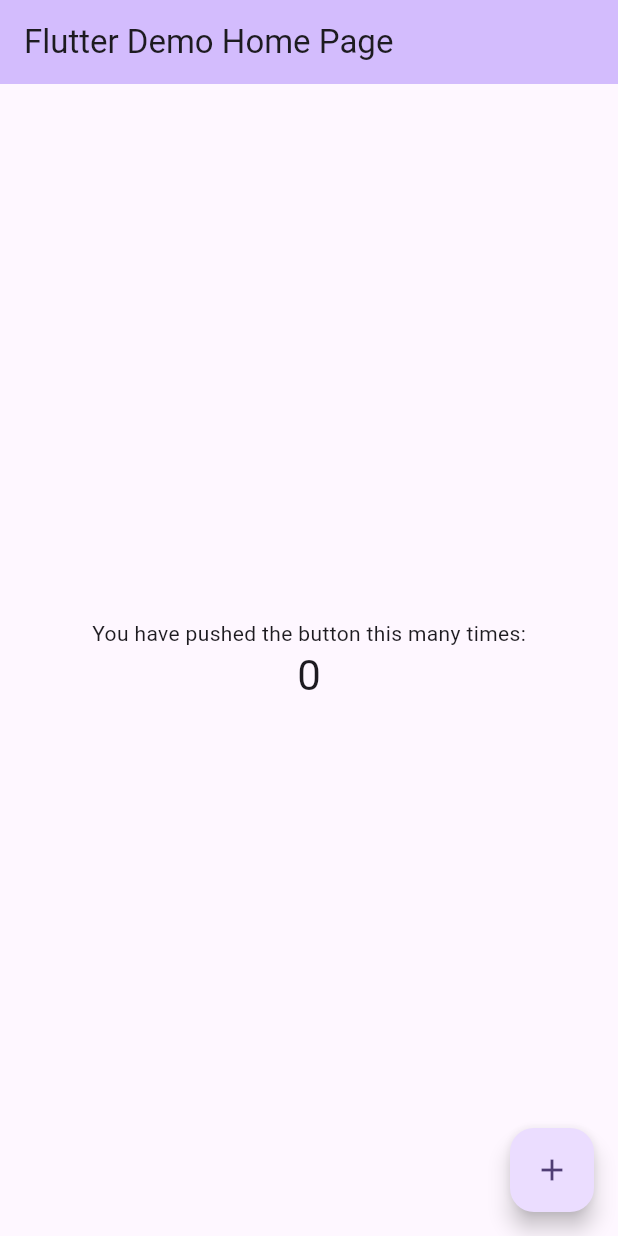
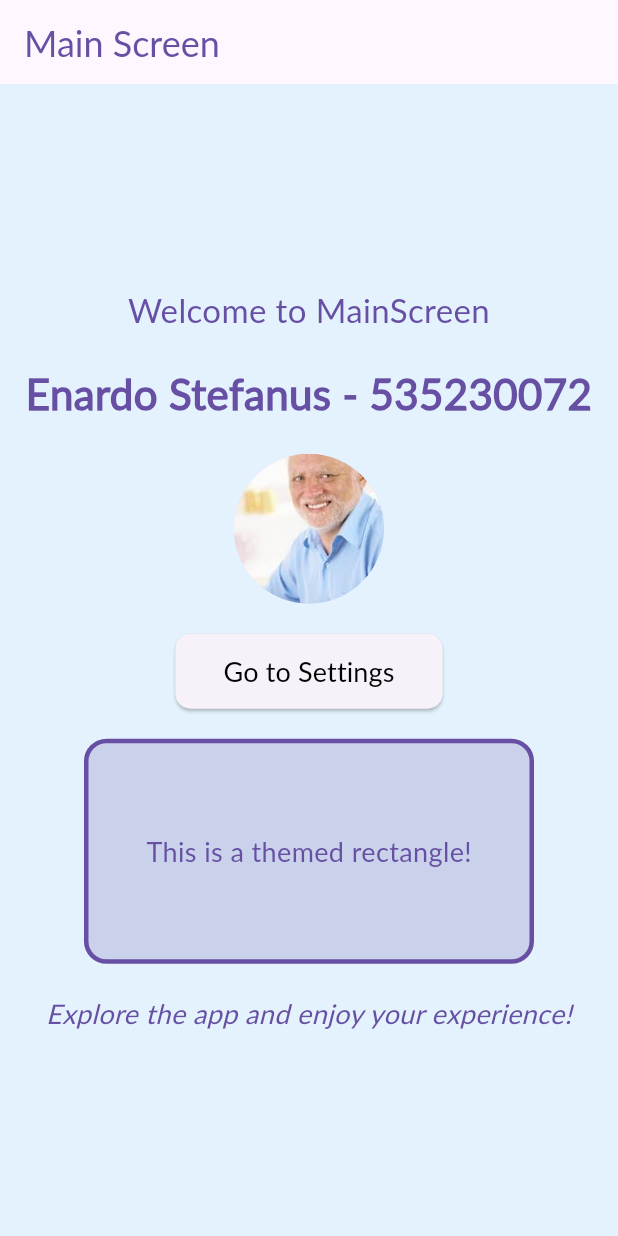
Before and after one commit to etherealesz/QuizMobileProgramming, a Flutter app: the screen it shows after launch, on a phone screen of 412 x 824 dp. Run offline on Flutter 3.47's test engine with Material 3 defaults, Android fonts, the phone set to English and light mode, and no system bars.

Commit message:
Finalization

```diff
--- a/lib/main.dart
+++ b/lib/main.dart
@@ -1,125 +1,43 @@
 import 'package:flutter/material.dart';
+import 'package:provider/provider.dart';
+import 'providers/theme_color_provider.dart';
+import 'providers/theme_font_provider.dart';
+import 'screens/main_screen.dart';
 
 void main() {
-  runApp(const MyApp());
+  runApp(
+    MultiProvider(
+      providers: [
+        ChangeNotifierProvider(create: (_) => ThemeColorProvider()),
+        ChangeNotifierProvider(create: (_) => ThemeFontProvider()),
+      ],
+      child: const MyApp(),
+    ),
+  );
 }
 
 class MyApp extends StatelessWidget {
-  const MyApp({super.key});
+  const MyApp({Key? key}) : super(key: key);
 
-  // This widget is the root of your application.
   @override
   Widget build(BuildContext context) {
-    return MaterialApp(
-      title: 'Flutter Demo',
-      theme: ThemeData(
-        // This is the theme of your application.
-        //
-        // TRY THIS: Try running your application with "flutter run". You'll see
-        // the application has a purple toolbar. Then, without quitting the app,
-        // try changing the seedColor in the colorScheme below to Colors.green
-        // and then invoke "hot reload" (save your changes or press the "hot
-        // reload" button in a Flutter-supported IDE, or press "r" if you used
-        // the command line to start the app).
-        //
-        // Notice that the counter didn't reset back to zero; the application
-        // state is not lost during the reload. To reset the state, use hot
-        // restart instead.
-        //
-        // This works for code too, not just values: Most code changes can be
-        // tested with just a hot reload.
-        colorScheme: ColorScheme.fromSeed(seedColor: Colors.deepPurple),
-        useMaterial3: true,
-      ),
-      home: const MyHomePage(title: 'Flutter Demo Home Page'),
+    return Consumer2<ThemeColorProvider, ThemeFontProvider>(
+      builder: (context, themeColorProvider, themeFontProvider, child) {
+        return MaterialApp(
+          theme: themeColorProvider.selectedTheme.themeData.copyWith(
+            textTheme: TextTheme(
+              bodyLarge: themeFontProvider.selectedFontStyle.copyWith(
+                color: themeColorProvider.selectedTheme.themeData.primaryColor,
+              ),
+              bodyMedium: themeFontProvider.selectedFontStyle.copyWith(
+                color: themeColorProvider.selectedTheme.themeData.primaryColor,
+              ),
+            ),
+          ),
+          home: const MainScreen(),
+          debugShowCheckedModeBanner: false,
+        );
+      },
     );
   }
 }
-
-class MyHomePage extends StatefulWidget {
-  const MyHomePage({super.key, required this.title});
-
-  // This widget is the home page of your application. It is stateful, meaning
-  // that it has a State object (defined below) that contains fields that affect
-  // how it looks.
-
-  // This class is the configuration for the state. It holds the values (in this
-  // case the title) provided by the parent (in this case the App widget) and
-  // used by the build method of the State. Fields in a Widget subclass are
-  // always marked "final".
-
-  final String title;
-
-  @override
-  State<MyHomePage> createState() => _MyHomePageState();
-}
-
-class _MyHomePageState extends State<MyHomePage> {
-  int _counter = 0;
-
-  void _incrementCounter() {
-    setState(() {
-      // This call to setState tells the Flutter framework that something has
-      // changed in this State, which causes it to rerun the build method below
-      // so that the display can reflect the updated values. If we changed
-      // _counter without calling setState(), then the build method would not be
-      // called again, and so nothing would appear to happen.
-      _counter++;
-    });
-  }
-
-  @override
-  Widget build(BuildContext context) {
-    // This method is rerun every time setState is called, for instance as done
-    // by the _incrementCounter method above.
-    //
-    // The Flutter framework has been optimized to make rerunning build methods
-    // fast, so that you can just rebuild anything that needs updating rather
-    // than having to individually change instances of widgets.
-    return Scaffold(
-      appBar: AppBar(
-        // TRY THIS: Try changing the color here to a specific color (to
-        // Colors.amber, perhaps?) and trigger a hot reload to see the AppBar
-        // change color while the other colors stay the same.
-        backgroundColor: Theme.of(context).colorScheme.inversePrimary,
-        // Here we take the value from the MyHomePage object that was created by
-        // the App.build method, and use it to set our appbar title.
-        title: Text(widget.title),
-      ),
-      body: Center(
-        // Center is a layout widget. It takes a single child and positions it
-        // in the middle of the parent.
-        child: Column(
-          // Column is also a layout widget. It takes a list of children and
-          // arranges them vertically. By default, it sizes itself to fit its
-          // children horizontally, and tries to be as tall as its parent.
-          //
-          // Column has various properties to control how it sizes itself and
-          // how it positions its children. Here we use mainAxisAlignment to
-          // center the children vertically; the main axis here is the vertical
-          // axis because Columns are vertical (the cross axis would be
-          // horizontal).
-          //
-          // TRY THIS: Invoke "debug painting" (choose the "Toggle Debug Paint"
-          // action in the IDE, or press "p" in the console), to see the
-          // wireframe for each widget.
-          mainAxisAlignment: MainAxisAlignment.center,
-          children: <Widget>[
-            const Text(
-              'You have pushed the button this many times:',
-            ),
-            Text(
-              '$_counter',
-              style: Theme.of(context).textTheme.headlineMedium,
-            ),
-          ],
-        ),
-      ),
-      floatingActionButton: FloatingActionButton(
-        onPressed: _incrementCounter,
-        tooltip: 'Increment',
-        child: const Icon(Icons.add),
-      ), // This trailing comma makes auto-formatting nicer for build methods.
-    );
-  }
-}
--- /dev/null
+++ b/lib/models/theme_model.dart
@@ -0,0 +1,61 @@
+import 'package:flutter/material.dart';
+
+class ThemeModel {
+  final String name;
+  final ThemeData themeData;
+  final TextStyle fontStyle;
+
+  ThemeModel({
+    required this.name,
+    required this.themeData,
+    required this.fontStyle,
+  });
+}
+
+final themes = [
+  ThemeModel(
+    name: 'Theme Blue',
+    themeData: ThemeData(
+      primarySwatch: Colors.blue,
+      scaffoldBackgroundColor: Colors.blue.shade50,
+      textTheme: const TextTheme(
+        bodyLarge: TextStyle(color: Colors.blue, fontSize: 16),
+        bodyMedium: TextStyle(color: Colors.blue, fontSize: 16),
+      ),
+    ),
+    fontStyle: const TextStyle(
+      fontFamily: 'Lato',
+      fontSize: 20,
+    ),
+  ),
+  ThemeModel(
+    name: 'Theme Green',
+    themeData: ThemeData(
+      primarySwatch: Colors.green,
+      scaffoldBackgroundColor: Colors.green.shade50,
+      textTheme: const TextTheme(
+        bodyLarge: TextStyle(color: Colors.green, fontSize: 16),
+        bodyMedium: TextStyle(color: Colors.green, fontSize: 16),
+      ),
+    ),
+    fontStyle: const TextStyle(
+      fontFamily: 'Ostrich',
+      fontSize: 20,
+    ),
+  ),
+  ThemeModel(
+    name: 'Theme Purple',
+    themeData: ThemeData(
+      primarySwatch: Colors.purple,
+      scaffoldBackgroundColor: Colors.purple.shade50,
+      textTheme: const TextTheme(
+        bodyLarge: TextStyle(color: Colors.purple, fontSize: 16),
+        bodyMedium: TextStyle(color: Colors.purple, fontSize: 16),
+      ),
+    ),
+    fontStyle: const TextStyle(
+      fontFamily: 'Pacifico',
+      fontSize: 20,
+    ),
+  ),
+];
--- /dev/null
+++ b/lib/providers/theme_color_provider.dart
@@ -0,0 +1,13 @@
+import 'package:flutter/material.dart';
+import '../models/theme_model.dart';
+
+class ThemeColorProvider extends ChangeNotifier {
+  ThemeModel _selectedTheme = themes[0]; // Default theme is Theme A
+
+  ThemeModel get selectedTheme => _selectedTheme;
+
+  void setTheme(ThemeModel theme) {
+    _selectedTheme = theme;
+    notifyListeners();
+  }
+}
--- /dev/null
+++ b/lib/providers/theme_font_provider.dart
@@ -0,0 +1,14 @@
+import 'package:flutter/material.dart';
+import '../models/theme_model.dart';
+
+class ThemeFontProvider extends ChangeNotifier {
+  TextStyle _selectedFontStyle =
+      themes[0].fontStyle; // Default font style is from Theme A
+
+  TextStyle get selectedFontStyle => _selectedFontStyle;
+
+  void setFontStyle(TextStyle fontStyle) {
+    _selectedFontStyle = fontStyle;
+    notifyListeners();
+  }
+}
--- /dev/null
+++ b/lib/screens/main_screen.dart
@@ -0,0 +1,123 @@
+import 'package:flutter/material.dart';
+import 'package:provider/provider.dart';
+import '../providers/theme_color_provider.dart';
+import '../providers/theme_font_provider.dart';
+import 'settings_screen.dart';
+
+class MainScreen extends StatelessWidget {
+  const MainScreen({Key? key}) : super(key: key);
+
+  @override
+  Widget build(BuildContext context) {
+    final themeColorProvider = Provider.of<ThemeColorProvider>(context);
+    final themeFontProvider = Provider.of<ThemeFontProvider>(context);
+    final currentFontStyle = themeFontProvider.selectedFontStyle;
+
+    return Scaffold(
+      appBar: AppBar(
+        title: Text(
+          "Main Screen",
+          style: currentFontStyle.copyWith(
+            fontSize: 24,
+            color: themeColorProvider.selectedTheme.themeData.primaryColor,
+          ),
+        ),
+      ),
+      body: Center(
+        child: SingleChildScrollView(
+          child: Column(
+            mainAxisAlignment: MainAxisAlignment.center,
+            children: [
+              Text(
+                "Welcome to MainScreen",
+                style: currentFontStyle.copyWith(
+                  fontSize: 22,
+                  fontWeight: FontWeight.w500,
+                  color:
+                      themeColorProvider.selectedTheme.themeData.primaryColor,
+                ),
+                textAlign: TextAlign.center,
+              ),
+              const SizedBox(height: 20),
+              Text(
+                "Enardo Stefanus - 535230072",
+                style: currentFontStyle.copyWith(
+                  fontSize: 28,
+                  fontWeight: FontWeight.bold,
+                  color:
+                      themeColorProvider.selectedTheme.themeData.primaryColor,
+                ),
+                textAlign: TextAlign.center,
+              ),
+              const SizedBox(height: 20),
+              const CircleAvatar(
+                radius: 50,
+                backgroundImage: AssetImage('assets/images/harold.jpeg'),
+              ),
+              const SizedBox(height: 20),
+              ElevatedButton(
+                onPressed: () {
+                  Navigator.push(
+                    context,
+                    MaterialPageRoute(
+                        builder: (context) => const SettingsScreen()),
+                  );
+                },
+                style: ElevatedButton.styleFrom(
+                  padding:
+                      const EdgeInsets.symmetric(horizontal: 32, vertical: 12),
+                  shape: RoundedRectangleBorder(
+                    borderRadius: BorderRadius.circular(10),
+                  ),
+                ),
+                child: Text(
+                  "Go to Settings",
+                  style: currentFontStyle.copyWith(
+                    fontSize: 18,
+                    color: Colors.black,
+                  ),
+                ),
+              ),
+              const SizedBox(height: 20),
+              Container(
+                width: 300,
+                height: 150,
+                decoration: BoxDecoration(
+                  color: themeColorProvider.selectedTheme.themeData.primaryColor
+                      .withOpacity(0.2),
+                  borderRadius: BorderRadius.circular(15),
+                  border: Border.all(
+                    color:
+                        themeColorProvider.selectedTheme.themeData.primaryColor,
+                    width: 3,
+                  ),
+                ),
+                child: Center(
+                  child: Text(
+                    "This is a themed rectangle!",
+                    style: currentFontStyle.copyWith(
+                      fontSize: 18,
+                      color: themeColorProvider
+                          .selectedTheme.themeData.primaryColor,
+                    ),
+                  ),
+                ),
+              ),
+              const SizedBox(height: 20),
+              Text(
+                "Explore the app and enjoy your experience!",
+                style: currentFontStyle.copyWith(
+                  fontSize: 18,
+                  fontStyle: FontStyle.italic,
+                  color:
+                      themeColorProvider.selectedTheme.themeData.primaryColor,
+                ),
+                textAlign: TextAlign.center,
+              ),
+            ],
+          ),
+        ),
+      ),
+    );
+  }
+}
```
Also changed, not shown: lib/screens/settings_screen.dart (added, +169 -0 lines), pubspec.yaml (+13 -35 lines), assets/fonts/Lato-Regular.ttf (added), assets/fonts/Pacifico.ttf (added), assets/fonts/ostrich-regular.ttf (added), assets/images/harold.jpeg (added), pubspec.lock, 4 other files.
